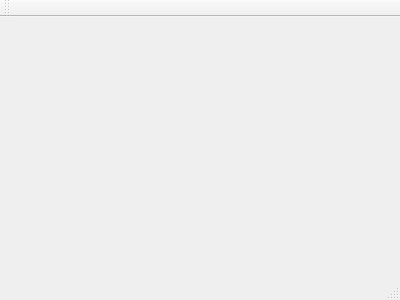
Above: mainwindow.ui from xuehy/nothing before the change. Below: the same form after it.
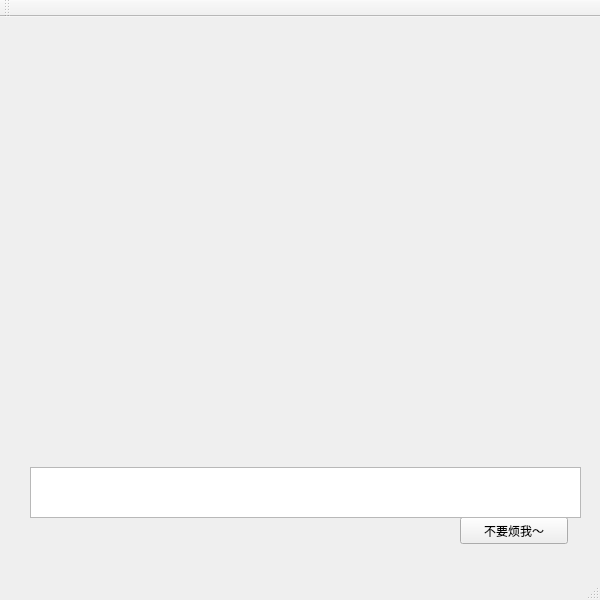
That is the form after the change.

What changed in the file:
```diff
--- a/mainwindow.ui
+++ b/mainwindow.ui
@@ -1,24 +1,75 @@
 <ui version="4.0">
  <class>MainWindow</class>
- <widget class="QMainWindow" name="MainWindow" >
-  <property name="geometry" >
+ <widget class="QMainWindow" name="MainWindow">
+  <property name="geometry">
    <rect>
     <x>0</x>
     <y>0</y>
-    <width>400</width>
-    <height>300</height>
+    <width>600</width>
+    <height>600</height>
    </rect>
   </property>
-  <property name="windowTitle" >
-   <string>MainWindow</string>
+  <property name="sizePolicy">
+   <sizepolicy hsizetype="Fixed" vsizetype="Fixed">
+    <horstretch>0</horstretch>
+    <verstretch>0</verstretch>
+   </sizepolicy>
   </property>
-  <widget class="QMenuBar" name="menuBar" />
-  <widget class="QToolBar" name="mainToolBar" />
-  <widget class="QWidget" name="centralWidget" />
-  <widget class="QStatusBar" name="statusBar" />
+  <property name="windowTitle">
+   <string>乖～去吃饭～</string>
+  </property>
+  <widget class="QWidget" name="centralWidget">
+   <widget class="QPushButton" name="pushButton">
+    <property name="geometry">
+     <rect>
+      <x>460</x>
+      <y>500</y>
+      <width>108</width>
+      <height>27</height>
+     </rect>
+    </property>
+    <property name="text">
+     <string>不要烦我～</string>
+    </property>
+   </widget>
+   <widget class="QTextBrowser" name="textBrowser">
+    <property name="geometry">
+     <rect>
+      <x>30</x>
+      <y>450</y>
+      <width>551</width>
+      <height>51</height>
+     </rect>
+    </property>
+    <property name="font">
+     <font>
+      <family>微软雅黑</family>
+      <pointsize>18</pointsize>
+     </font>
+    </property>
+   </widget>
+  </widget>
+  <widget class="QMenuBar" name="menuBar">
+   <property name="geometry">
+    <rect>
+     <x>0</x>
+     <y>0</y>
+     <width>600</width>
+     <height>34</height>
+    </rect>
+   </property>
+  </widget>
+  <widget class="QToolBar" name="mainToolBar">
+   <attribute name="toolBarArea">
+    <enum>TopToolBarArea</enum>
+   </attribute>
+   <attribute name="toolBarBreak">
+    <bool>false</bool>
+   </attribute>
+  </widget>
+  <widget class="QStatusBar" name="statusBar"/>
  </widget>
- <layoutDefault spacing="6" margin="11" />
- <pixmapfunction></pixmapfunction>
+ <layoutdefault spacing="6" margin="11"/>
  <resources/>
  <connections/>
 </ui>
```
Left out of the diff: 1 changed line with no effect on the pictures.
